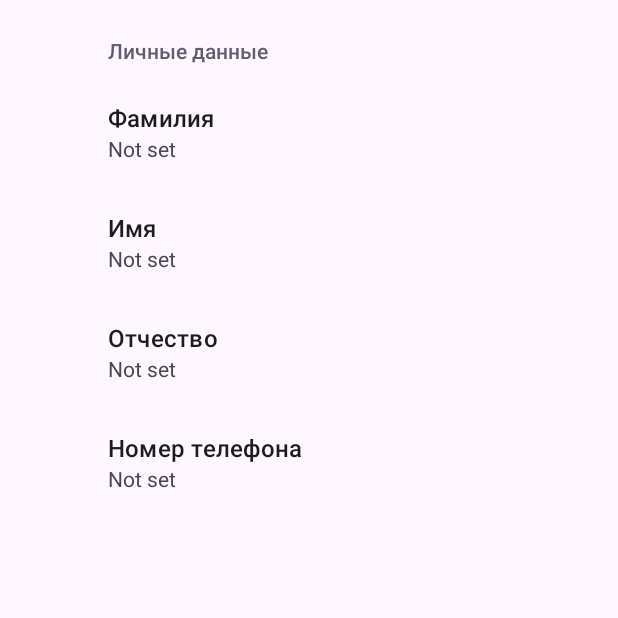
After one commit to zymovey/ozonqueueuser, an Android app: the UserSettingsActivity screen opened directly, with no data from a screen before it, on a phone screen of 412 x 824 dp, the top half of it. The commit adds this screen. Run offline under Robolectric (Android 15) with nearby library versions, the phone set to English and light mode, and no system bars; our stand-ins replace androidx.preference.

Commit message:
A lot of changes

```diff
--- a/app/build.gradle
+++ b/app/build.gradle
@@ -41,6 +41,7 @@ dependencies {
     implementation 'androidx.annotation:annotation:1.6.0'
     implementation 'androidx.lifecycle:lifecycle-livedata-ktx:2.7.0'
     implementation 'androidx.lifecycle:lifecycle-viewmodel-ktx:2.7.0'
+    implementation 'androidx.preference:preference:1.2.0'
     testImplementation 'junit:junit:4.13.2'
     androidTestImplementation 'androidx.test.ext:junit:1.1.5'
     androidTestImplementation 'androidx.test.espresso:espresso-core:3.5.1'
--- a/app/src/main/java/com/zymovey/ozonqueueuser/Courier.java
+++ b/app/src/main/java/com/zymovey/ozonqueueuser/Courier.java
@@ -53,4 +53,9 @@ public class Courier {
     public void setStatus(int status) {
         this.status = status;
     }
+
+    public Courier(int id, int position) {
+        this.id = id;
+        this.position = position;
+    }
 }
--- /dev/null
+++ b/app/src/main/java/com/zymovey/ozonqueueuser/UserSettingsActivity.java
@@ -0,0 +1,33 @@
+package com.zymovey.ozonqueueuser;
+
+import android.os.Bundle;
+
+import androidx.appcompat.app.ActionBar;
+import androidx.appcompat.app.AppCompatActivity;
+import androidx.preference.PreferenceFragmentCompat;
+
+public class UserSettingsActivity extends AppCompatActivity {
+
+    @Override
+    protected void onCreate(Bundle savedInstanceState) {
+        super.onCreate(savedInstanceState);
+        setContentView(R.layout.settings_activity);
+        if (savedInstanceState == null) {
+            getSupportFragmentManager()
+                    .beginTransaction()
+                    .replace(R.id.settings, new SettingsFragment())
+                    .commit();
+        }
+        ActionBar actionBar = getSupportActionBar();
+        if (actionBar != null) {
+            actionBar.setDisplayHomeAsUpEnabled(true);
+        }
+    }
+
+    public static class SettingsFragment extends PreferenceFragmentCompat {
+        @Override
+        public void onCreatePreferences(Bundle savedInstanceState, String rootKey) {
+            setPreferencesFromResource(R.xml.settings, rootKey);
+        }
+    }
+}
--- /dev/null
+++ b/app/src/main/res/layout/settings_activity.xml
@@ -0,0 +1,9 @@
+<LinearLayout xmlns:android="http://schemas.android.com/apk/res/android"
+    android:layout_width="match_parent"
+    android:layout_height="match_parent">
+
+    <FrameLayout
+        android:id="@+id/settings"
+        android:layout_width="match_parent"
+        android:layout_height="match_parent" />
+</LinearLayout>
--- a/app/src/main/res/values/strings.xml
+++ b/app/src/main/res/values/strings.xml
@@ -9,4 +9,24 @@
     <string name="invalid_username">Not a valid username</string>
     <string name="invalid_password">Password must be >5 characters</string>
     <string name="login_failed">"Login failed"</string>
+    <string name="title_activity_user_settings">UserSettingsActivity</string>
+
+    <!-- Preference Titles -->
+    <string name="messages_header">Личные данные</string>
+    <string name="sync_header">Sync</string>
+
+    <!-- Personal Preferences -->
+    <string name="signature_title">Your signature</string>
+    <string name="lastname">Фамилия</string>
+    <string name="firstname">Имя</string>
+    <string name="patronymic">Отчество</string>
+    <string name="phone">Номер телефона</string>
+    <string name="reply_title">Default reply action</string>
+
+    <!-- Sync Preferences -->
+    <string name="sync_title">Sync email periodically</string>
+    <string name="attachment_title">Download incoming attachments</string>
+    <string name="attachment_summary_on">Automatically download attachments for incoming emails
+    </string>
+    <string name="attachment_summary_off">Only download attachments when manually requested</string>
 </resources>
--- /dev/null
+++ b/app/src/main/res/xml/settings.xml
@@ -0,0 +1,24 @@
+<PreferenceScreen xmlns:app="http://schemas.android.com/apk/res-auto">
+
+    <PreferenceCategory app:title="@string/messages_header">
+
+        <EditTextPreference
+            app:key="lastname"
+            app:title="@string/lastname"
+            app:useSimpleSummaryProvider="true" />
+        <EditTextPreference
+            app:key="firstname"
+            app:title="@string/firstname"
+            app:useSimpleSummaryProvider="true" />
+        <EditTextPreference
+            app:key="patronymic"
+            app:title="@string/patronymic"
+            app:useSimpleSummaryProvider="true" />
+        <EditTextPreference
+            app:key="phone"
+            app:title="@string/phone"
+            app:useSimpleSummaryProvider="true" />
+
+    </PreferenceCategory>
+
+</PreferenceScreen>
```
Also changed, not shown: app/src/main/AndroidManifest.xml (+9 -9 lines), app/src/main/java/com/zymovey/ozonqueueuser/CouriersService.java (+11 -0 lines), app/src/main/java/com/zymovey/ozonqueueuser/MainActivity.java (+57 -0 lines), app/src/main/java/com/zymovey/ozonqueueuser/dialog/ExitDialogFragment.java (added, +38 -0 lines), app/src/main/java/com/zymovey/ozonqueueuser/dialog/OnQueueDialogFragment.java (added, +26 -0 lines), app/src/main/java/com/zymovey/ozonqueueuser/dialog/PauseDialogFragment.java (added, +25 -0 lines), app/src/main/res/layout/activity_main.xml (+5 -2 lines), app/src/main/res/layout/dialog.xml (added, +16 -0 lines), app/src/main/res/values/arrays.xml (added, +12 -0 lines), app/src/main/res/drawable/ozon.png.
